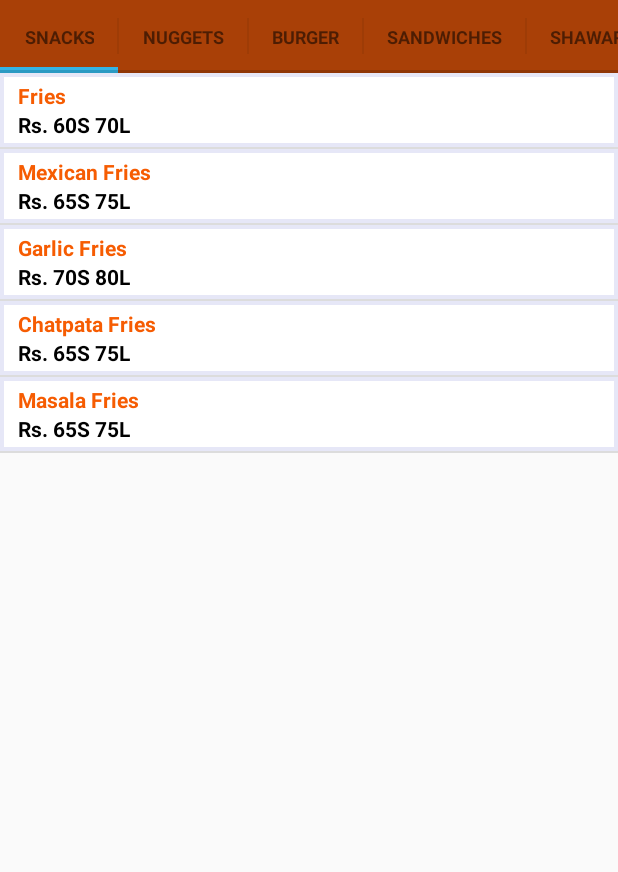
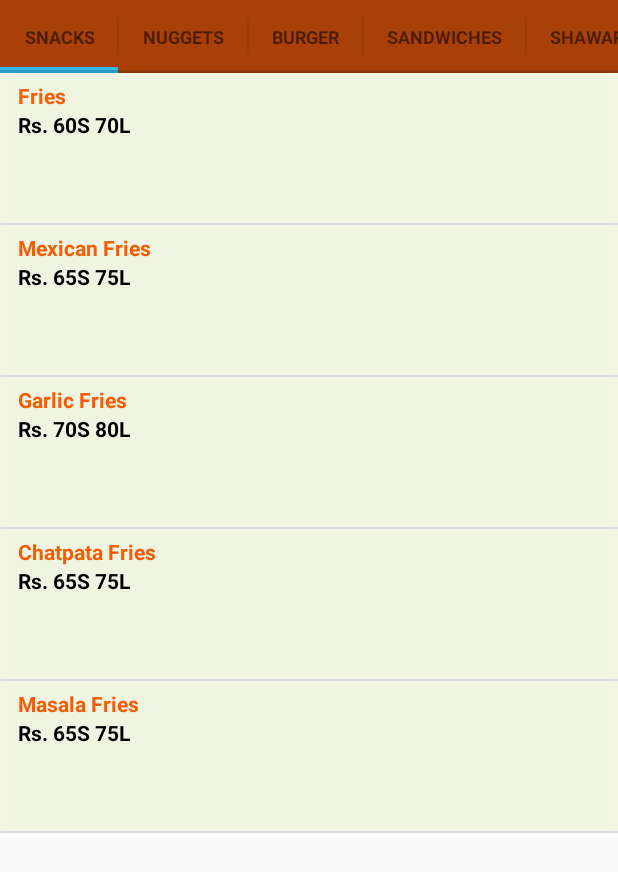
Before and after one commit to imushir/TastyBite, an Android app: the screen it shows after launch (MainActivity), on a phone screen of 412 x 824 dp. Shown: the top 872 px of the screen. Run offline under Robolectric (Android 15) with nearby library versions, the phone set to English and light mode, and no system bars.

Commit message:
list view custom item values shape, size added

```diff
--- a/app/src/main/res/drawable/cstm_item_shdw.xml
+++ b/app/src/main/res/drawable/cstm_item_shdw.xml
@@ -3,19 +3,19 @@
     <item >
         <shape
             android:shape="rectangle">
-            <solid android:color="#2b8588e6" />
-            <corners android:radius="0dp"/>
+            <solid android:color="#34d0e68c" />
+            <size android:height="100dp"/>
+
         </shape>
     </item>
     <item
         android:top="3dp"
-        android:right="3dp"
-        android:left="3dp"
+        android:right="6dp"
+        android:left="6dp"
         android:bottom="3dp">
         <shape
             android:shape="rectangle">
-            <solid android:color="@android:color/white"/>
-            <corners android:radius="0dp"/>
+            <solid android:color="#2be0e6de"/>
         </shape>
     </item>
 </layer-list>
```
Also changed, not shown: app/src/main/res/layout/tasty_bite.xml (deleted, +0 -17 lines), app/src/main/res/drawable/image_back.jpg (deleted).
